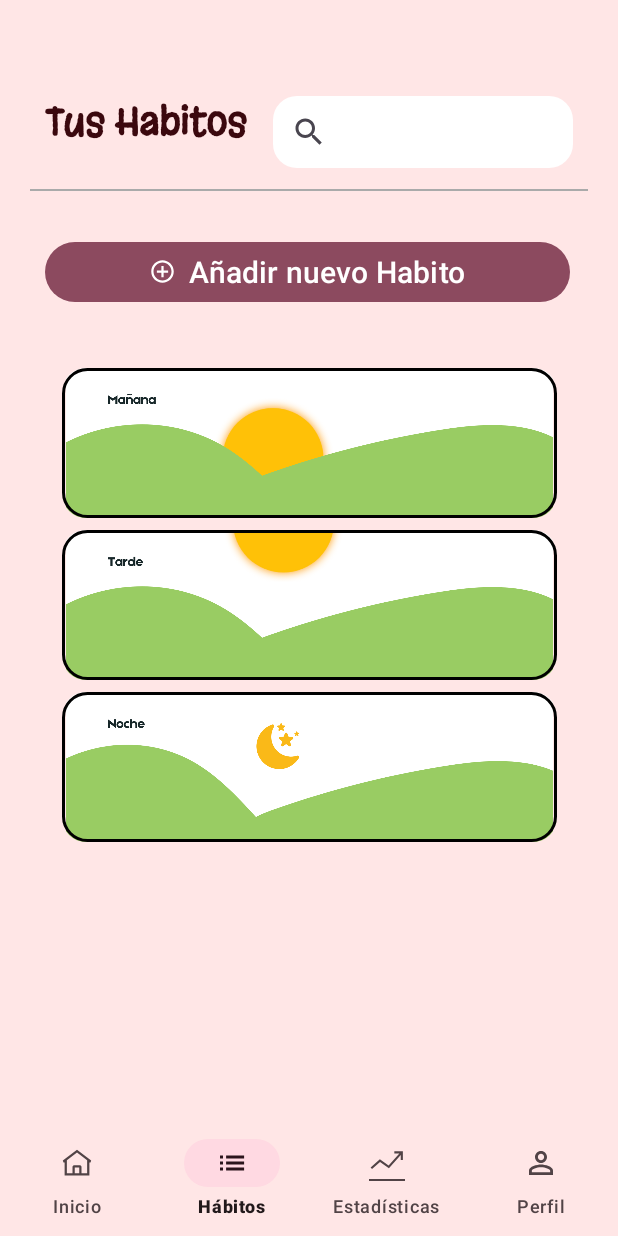
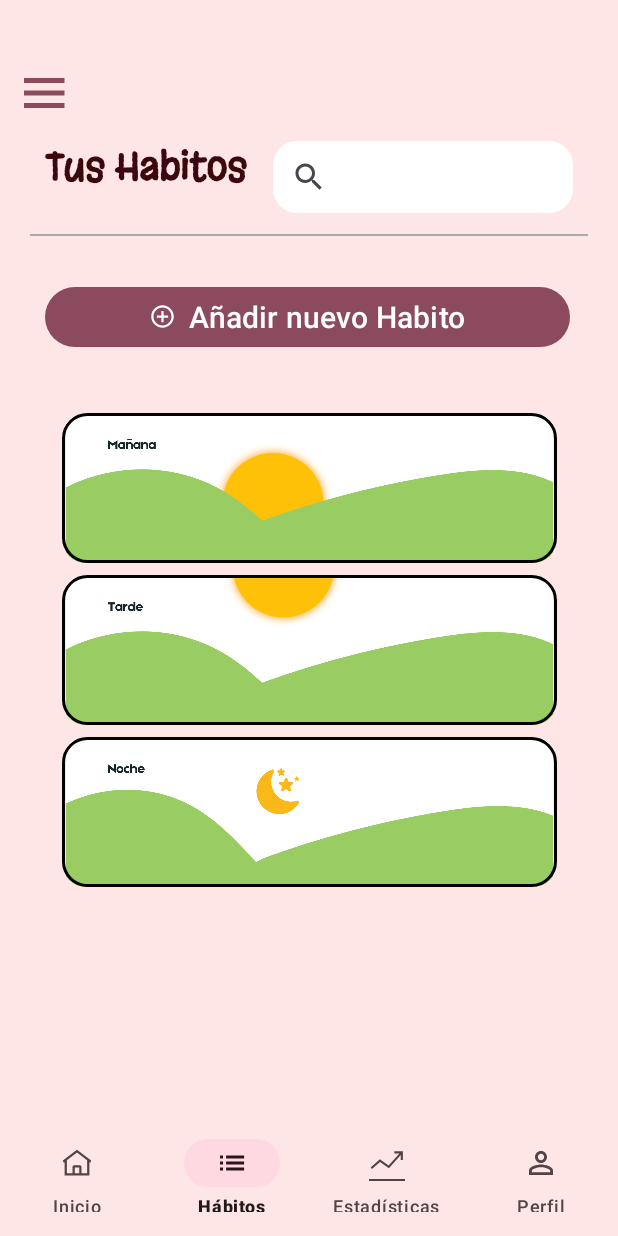
Before and after one commit to mariaadev/HabitProProject, an Android app: the TusHabitosActivity screen opened directly, with no data from a screen before it, on a phone screen of 412 x 824 dp. Run offline under Robolectric (Android 15) with nearby library versions, the phone set to English and light mode, and no system bars; pictures from the network do not load; 1 statement that could not run was skipped.

Commit message:
Añadida Toolbar y DrawerLayout en TusHabitosActivity y solucionado sobreposición toolbar de la Activity Habitos

```diff
--- a/app/src/main/java/com/example/habitproproject/Activity/TusHabitosActivity.kt
+++ b/app/src/main/java/com/example/habitproproject/Activity/TusHabitosActivity.kt
@@ -6,6 +6,8 @@
 import android.widget.Toast
 import androidx.activity.enableEdgeToEdge
 import androidx.appcompat.app.AppCompatActivity
+import androidx.core.view.GravityCompat
+import androidx.drawerlayout.widget.DrawerLayout
 import androidx.recyclerview.widget.LinearLayoutManager
 import androidx.recyclerview.widget.RecyclerView
 import com.example.habitproproject.API.ApiService
@@ -15,6 +17,7 @@
 import com.example.habitproproject.R
 import com.google.android.material.bottomnavigation.BottomNavigationView
 import com.google.android.material.button.MaterialButton
+import com.google.android.material.navigation.NavigationView
 import retrofit2.Call
 import retrofit2.Callback
 import retrofit2.Response
@@ -28,6 +31,8 @@
     private lateinit var listaHabitosTarde: MutableList<Habitos>
     private lateinit var listaHabitosNoche: MutableList<Habitos>
 
+    private lateinit var drawerLayout: DrawerLayout
+    private lateinit var navigationView: NavigationView
     private lateinit var bottomNavigationView: BottomNavigationView
     private val sharedPreferences by lazy {
         getSharedPreferences("HABITOS_PREF", Context.MODE_PRIVATE)
@@ -74,6 +79,42 @@
 
         carregarHabitos();
 
+        /*Configuración toolbar*/
+        val toolbar: androidx.appcompat.widget.Toolbar =  findViewById(R.id.my_toolbar);
+        setSupportActionBar(toolbar);
+        supportActionBar?.setDisplayShowTitleEnabled(false)
+        toolbar.setNavigationIcon(R.drawable.ic_menu_habits);
+        toolbar.setTitle("");
+
+        // Configurar DrawerLayout
+        drawerLayout = findViewById(R.id.drawerLayout2)
+        navigationView = findViewById(R.id.navigationView)
+        // Configurar el icono de navegación
+        toolbar.setNavigationIcon(R.drawable.ic_menu_habits)
+        toolbar.setNavigationOnClickListener {
+            drawerLayout.openDrawer(GravityCompat.START)
+        }
+        // Manejar clics en los elementos del NavigationView
+        navigationView.setNavigationItemSelectedListener { menuItem ->
+            when (menuItem.itemId) {
+                R.id.menu_settings -> {
+                    val intent = Intent(this, AjustesActivity::class.java)
+                    startActivity(intent)
+                }
+                R.id.menu_theme -> {
+                    Toast.makeText(this, "Tema seleccionado", Toast.LENGTH_SHORT).show()
+                }
+                R.id.menu_log_out -> {
+                    val intent = Intent(this, IniciarSesionActivity::class.java)
+                    startActivity(intent)
+                }
+                R.id.menu_help -> {
+                    Toast.makeText(this, "Help seleccionado", Toast.LENGTH_SHORT).show()
+                }
+            }
+            drawerLayout.closeDrawer(GravityCompat.START)
+            true
+        }
     }
 
     private fun carregarHabitos(){
--- a/app/src/main/res/layout/activity_habitos.xml
+++ b/app/src/main/res/layout/activity_habitos.xml
@@ -6,6 +6,7 @@
     android:id="@+id/drawerLayout"
     android:layout_width="match_parent"
     android:layout_height="match_parent"
+    android:background="#FFE6E6"
     tools:context=".Activity.HabitosActivity">
 
 <androidx.constraintlayout.widget.ConstraintLayout
@@ -13,6 +14,7 @@
     android:layout_width="match_parent"
     android:layout_height="match_parent"
     android:background="#FFE6E6"
+    android:layout_marginTop="30dp"
     tools:context=".Activity.HabitosActivity">
 
     <RelativeLayout
--- a/app/src/main/res/layout/activity_tushabitos.xml
+++ b/app/src/main/res/layout/activity_tushabitos.xml
@@ -3,13 +3,16 @@
     xmlns:android="http://schemas.android.com/apk/res/android"
     xmlns:app="http://schemas.android.com/apk/res-auto"
     xmlns:tools="http://schemas.android.com/tools"
-    android:id="@+id/drawerLayout"
+    android:id="@+id/drawerLayout2"
     android:layout_width="match_parent"
     android:layout_height="match_parent"
+    android:background="@color/menu_background"
+    android:padding="16dp"
     tools:context=".Activity.TusHabitosActivity">
 
     <androidx.constraintlayout.widget.ConstraintLayout
         android:id="@+id/main"
+        android:layout_marginTop="30dp"
         android:layout_width="match_parent"
         android:layout_height="match_parent"
         android:background="#FFE6E6">
```
